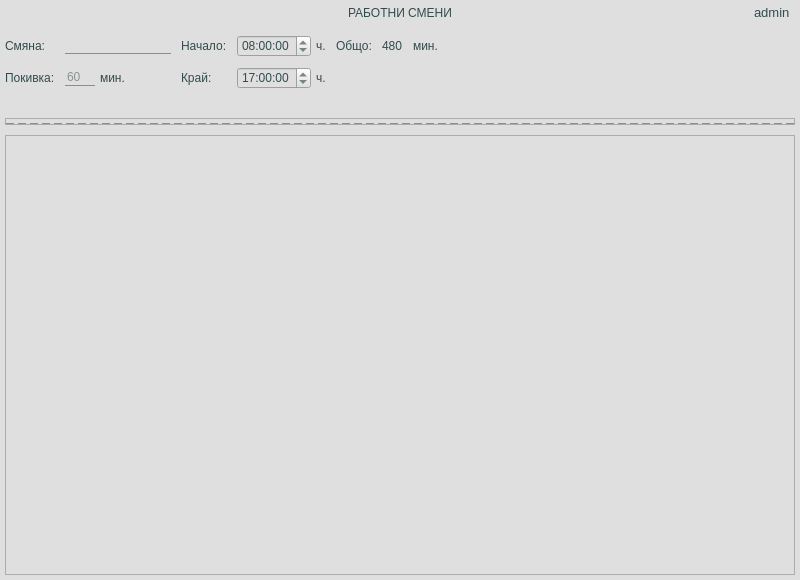
Above: app/ui/widgets/customShiftsEditWidget.ui from DevilPhp/WorkSalary.v01 before the change. Below: the same form after it.
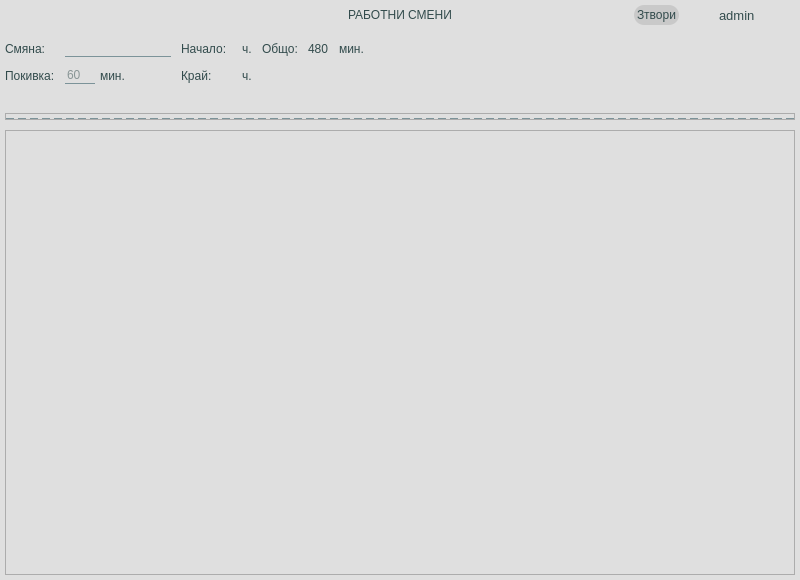
That is the form after the change. Icons and pictures are not drawn.

Diff of the .ui file:
```diff
--- a/app/ui/widgets/customShiftsEditWidget.ui
+++ b/app/ui/widgets/customShiftsEditWidget.ui
@@ -183,6 +183,67 @@
           </widget>
          </item>
          <item alignment="Qt::AlignRight">
+          <widget class="QWidget" name="widget_2" native="true">
+           <layout class="QHBoxLayout" name="horizontalLayout_11">
+            <property name="spacing">
+             <number>5</number>
+            </property>
+            <property name="leftMargin">
+             <number>0</number>
+            </property>
+            <property name="topMargin">
+             <number>0</number>
+            </property>
+            <property name="rightMargin">
+             <number>0</number>
+            </property>
+            <property name="bottomMargin">
+             <number>0</number>
+            </property>
+            <item>
+             <widget class="QWidget" name="widget_5" native="true">
+              <layout class="QHBoxLayout" name="horizontalLayout_12">
+               <property name="spacing">
+                <number>0</number>
+               </property>
+               <property name="leftMargin">
+                <number>0</number>
+               </property>
+               <property name="topMargin">
+                <number>0</number>
+               </property>
+               <property name="rightMargin">
+                <number>0</number>
+               </property>
+               <property name="bottomMargin">
+                <number>0</number>
+               </property>
+               <item>
+                <widget class="QPushButton" name="closeBtn">
+                 <property name="styleSheet">
+                  <string notr="true">* {
+	padding: 3px;
+}</string>
+                 </property>
+                 <property name="text">
+                  <string>Зтвори</string>
+                 </property>
+                 <property name="icon">
+                  <iconset resource="../../../resources.qrc">
+                   <normaloff>:/icons/app/assets/icons/Close-Square--Streamline-Solar-Broken.svg</normaloff>:/icons/app/assets/icons/Close-Square--Streamline-Solar-Broken.svg</iconset>
+                 </property>
+                 <property name="iconSize">
+                  <size>
+                   <width>20</width>
+                   <height>20</height>
+                  </size>
+                 </property>
+                </widget>
+               </item>
+              </layout>
+             </widget>
+            </item>
+            <item>
           <widget class="QWidget" name="userHolder" native="true">
            <layout class="QHBoxLayout" name="horizontalLayout_3">
             <property name="spacing">
@@ -200,23 +261,6 @@
             <property name="bottomMargin">
              <number>0</number>
             </property>
-            <item>
-             <widget class="QPushButton" name="logoutBtn">
-              <property name="text">
-               <string/>
-              </property>
-              <property name="icon">
-               <iconset resource="../../../resources.qrc">
-                <normaloff>:/icons/app/assets/icons/Log-Out--Streamline-Feather.svg</normaloff>:/icons/app/assets/icons/Log-Out--Streamline-Feather.svg</iconset>
-              </property>
-              <property name="iconSize">
-               <size>
-                <width>18</width>
-                <height>18</height>
-               </size>
-              </property>
-             </widget>
-            </item>
             <item>
              <widget class="QPushButton" name="userIcon">
               <property name="focusPolicy">
@@ -244,6 +288,26 @@
               </property>
              </widget>
             </item>
+               <item>
+                <widget class="QPushButton" name="logoutBtn">
+                 <property name="text">
+                  <string/>
+                 </property>
+                 <property name="icon">
+                  <iconset resource="../../../resources.qrc">
+                   <normaloff>:/icons/app/assets/icons/Log-Out--Streamline-Feather.svg</normaloff>:/icons/app/assets/icons/Log-Out--Streamline-Feather.svg</iconset>
+                 </property>
+                 <property name="iconSize">
+                  <size>
+                   <width>18</width>
+                   <height>18</height>
+                  </size>
+                 </property>
+                </widget>
+               </item>
+              </layout>
+             </widget>
+            </item>
            </layout>
           </widget>
          </item>
@@ -467,17 +531,24 @@
                         <number>0</number>
                        </property>
                        <item>
-                        <widget class="QTimeEdit" name="shiftStart">
-                         <property name="calendarPopup">
-                          <bool>false</bool>
-                         </property>
-                         <property name="time">
-                          <time>
-                           <hour>8</hour>
-                           <minute>0</minute>
-                           <second>0</second>
-                          </time>
-                         </property>
+                        <widget class="QWidget" name="shiftStartEditWidget" native="true">
+                         <layout class="QHBoxLayout" name="horizontalLayout_7">
+                          <property name="spacing">
+                           <number>0</number>
+                          </property>
+                          <property name="leftMargin">
+                           <number>0</number>
+                          </property>
+                          <property name="topMargin">
+                           <number>0</number>
+                          </property>
+                          <property name="rightMargin">
+                           <number>0</number>
+                          </property>
+                          <property name="bottomMargin">
+                           <number>0</number>
+                          </property>
+                         </layout>
                         </widget>
                        </item>
                        <item>
@@ -523,14 +594,24 @@
                         <number>0</number>
                        </property>
                        <item>
-                        <widget class="QTimeEdit" name="shiftEnd">
-                         <property name="time">
-                          <time>
-                           <hour>17</hour>
-                           <minute>0</minute>
-                           <second>0</second>
-                          </time>
-                         </property>
+                        <widget class="QWidget" name="shiftEndEditWidget" native="true">
+                         <layout class="QHBoxLayout" name="horizontalLayout_10">
+                          <property name="spacing">
+                           <number>0</number>
+                          </property>
+                          <property name="leftMargin">
+                           <number>0</number>
+                          </property>
+                          <property name="topMargin">
+                           <number>0</number>
+                          </property>
+                          <property name="rightMargin">
+                           <number>0</number>
+                          </property>
+                          <property name="bottomMargin">
+                           <number>0</number>
+                          </property>
+                         </layout>
                         </widget>
                        </item>
                        <item>
@@ -651,7 +732,7 @@
         <x>0</x>
         <y>0</y>
         <width>788</width>
-        <height>423</height>
+        <height>419</height>
        </rect>
       </property>
       <layout class="QVBoxLayout" name="verticalLayout_12">
```
Lines whose indentation alone changed are shown as unchanged.
